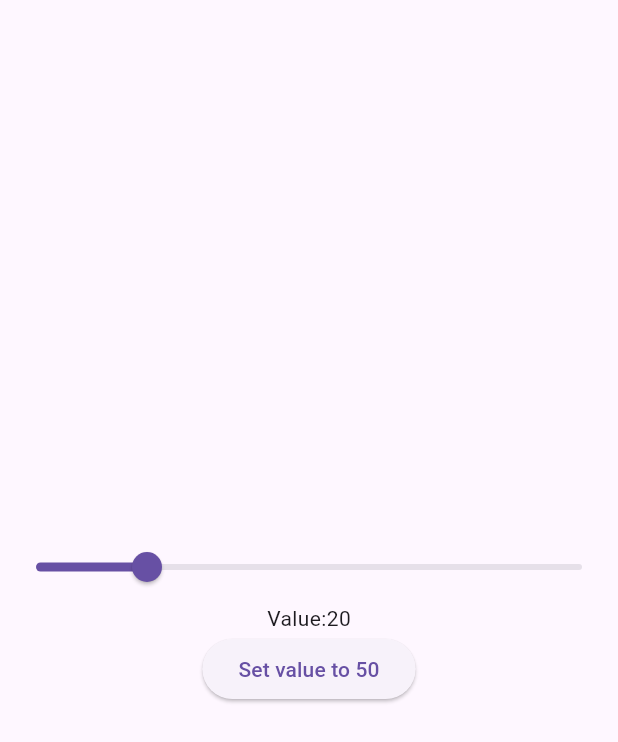
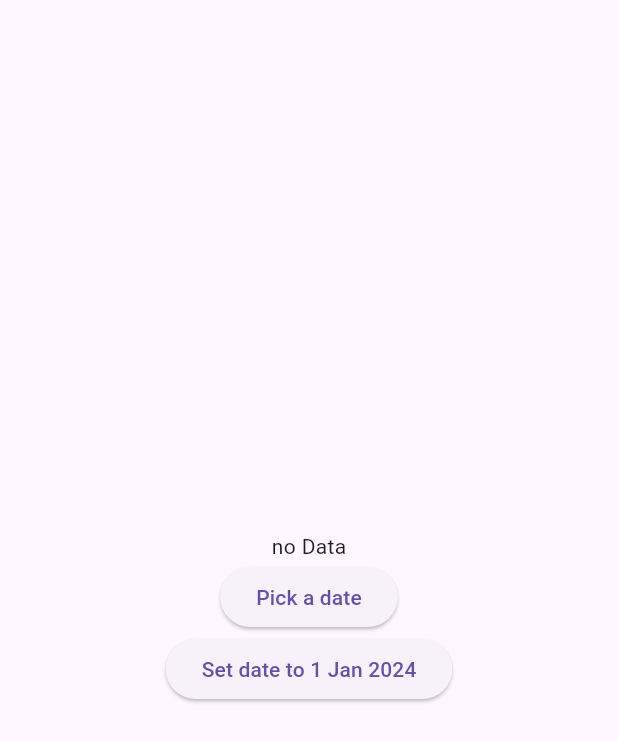
Before and after one commit to devchauhan123321123/Simple_Flutter_Project, a Flutter app: the screen it shows after launch, on a phone screen of 412 x 824 dp. Shown: the top 742 px of the screen. Run offline on Flutter 3.47's test engine with Material 3 defaults, Android fonts, the phone set to English and light mode, and no system bars.

Commit message:
simple_clender

```diff
--- /dev/null
+++ b/lib/aclenderexample.dart
@@ -0,0 +1,52 @@
+import 'package:flutter/material.dart';
+
+class Aclenderexample extends StatefulWidget {
+  const Aclenderexample({super.key});
+
+  @override
+  State<Aclenderexample> createState() => _AclenderexampleState();
+}
+
+class _AclenderexampleState extends State<Aclenderexample> {
+  DateTime? date;
+  Future<void> pickDate() async {
+    final picked = await showDatePicker(
+      context: context,
+      initialDate: date ?? DateTime.now(),
+      firstDate: DateTime(2015, 8),
+      lastDate: DateTime(2101),
+    );
+    if (!mounted || picked == null) return;
+    setState(() => date = picked);
+  }
+
+  void setdateValue() {
+    setState(() {
+      date = DateTime(2024, 1, 1);
+    });
+  }
+  @override
+  Widget build(BuildContext context) {
+    final text = date == null ? "no Data" : "$date!.day-${date!.month}-${date!.year}";
+
+    return Scaffold(
+      body: Center(
+        child: Column(
+          mainAxisAlignment: MainAxisAlignment.center,
+          crossAxisAlignment: CrossAxisAlignment.center,
+          children: [
+           Text(text),
+            ElevatedButton(
+              onPressed: pickDate,
+              child: const Text('Pick a date'),
+            ),
+            ElevatedButton(
+              onPressed: setdateValue,
+              child: const Text('Set date to 1 Jan 2024'),
+            ),
+          ],
+        ),
+      ),
+    );
+  }
+}
--- a/lib/main.dart
+++ b/lib/main.dart
@@ -1,5 +1,6 @@
-import 'package:code_input_app/sliderexample.dart';
+//import 'package:code_input_app/sliderexample.dart';
 import 'package:flutter/material.dart';
+import 'package:code_input_app/aclenderexample.dart';
 
 void main() {
   runApp(const MyApp());
@@ -11,7 +12,7 @@ class MyApp extends StatelessWidget {
   @override
   Widget build(BuildContext context) {
     return MaterialApp(
-      home: const sliderexample(),
+      home: const Aclenderexample(),
       debugShowCheckedModeBanner: false,
     );
   }
```
